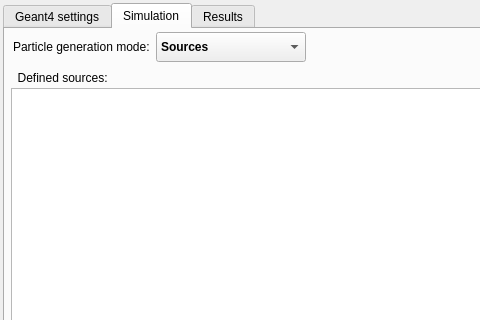
Before: the Qt Designer form ants3bundle/src/ants3/gui/particleSim/aparticlesimwin.ui in andrmor/ANTS3bundle, drawn with Qt 5; both pictures show x 0 to 480 and y 0 to 320 of the 639 by 767 pixel window.
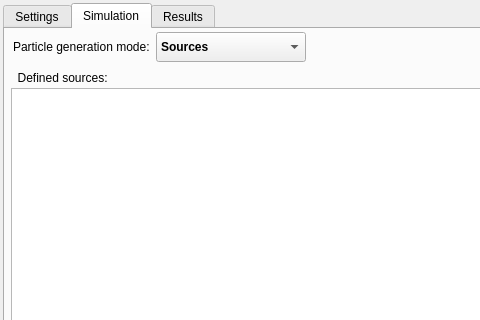
After: the same form once the commit is applied.

```diff
--- a/ants3bundle/src/ants3/gui/particleSim/aparticlesimwin.ui
+++ b/ants3bundle/src/ants3/gui/particleSim/aparticlesimwin.ui
@@ -37,7 +37,7 @@
       </property>
       <widget class="QWidget" name="tabGeant4">
        <attribute name="title">
-        <string>Geant4 settings</string>
+        <string>Settings</string>
        </attribute>
        <layout class="QVBoxLayout" name="verticalLayout">
         <property name="spacing">
```
